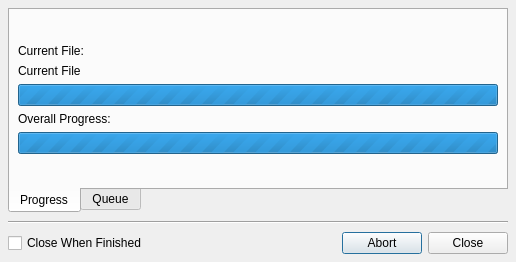
Before: the Qt Designer form ui/transferprogressdialog.ui in maxavadallat/maxcommander, drawn with Qt 5.
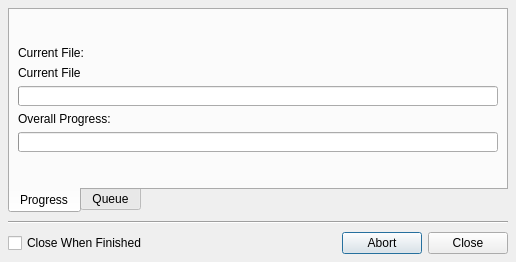
After: the same form once the commit is applied.

Patch:
```diff
--- a/ui/transferprogressdialog.ui
+++ b/ui/transferprogressdialog.ui
@@ -77,11 +77,17 @@
            <verstretch>0</verstretch>
           </sizepolicy>
          </property>
-         <property name="maximum">
-          <number>0</number>
+         <property name="minimumSize">
+          <size>
+           <width>0</width>
+           <height>20</height>
+          </size>
          </property>
-         <property name="value">
-          <number>0</number>
+         <property name="maximumSize">
+          <size>
+           <width>16777215</width>
+           <height>20</height>
+          </size>
          </property>
         </widget>
        </item>
@@ -119,11 +125,17 @@
            <verstretch>0</verstretch>
           </sizepolicy>
          </property>
-         <property name="maximum">
-          <number>0</number>
+         <property name="minimumSize">
+          <size>
+           <width>0</width>
+           <height>20</height>
+          </size>
          </property>
-         <property name="value">
-          <number>0</number>
+         <property name="maximumSize">
+          <size>
+           <width>16777215</width>
+           <height>20</height>
+          </size>
          </property>
         </widget>
        </item>
@@ -135,7 +147,7 @@
          <property name="sizeHint" stdset="0">
           <size>
            <width>20</width>
-           <height>21</height>
+           <height>16</height>
           </size>
          </property>
         </spacer>
@@ -243,6 +255,13 @@
    </item>
   </layout>
  </widget>
+ <customwidgets>
+  <customwidget>
+   <class>ProgressBarWidget</class>
+   <extends>QWidget</extends>
+   <header>src/progressbarwidget.h</header>
+  </customwidget>
+ </customwidgets>
  <resources/>
  <connections>
   <connection>
```
Left out of the diff: 8 changed lines with no effect on the pictures.
